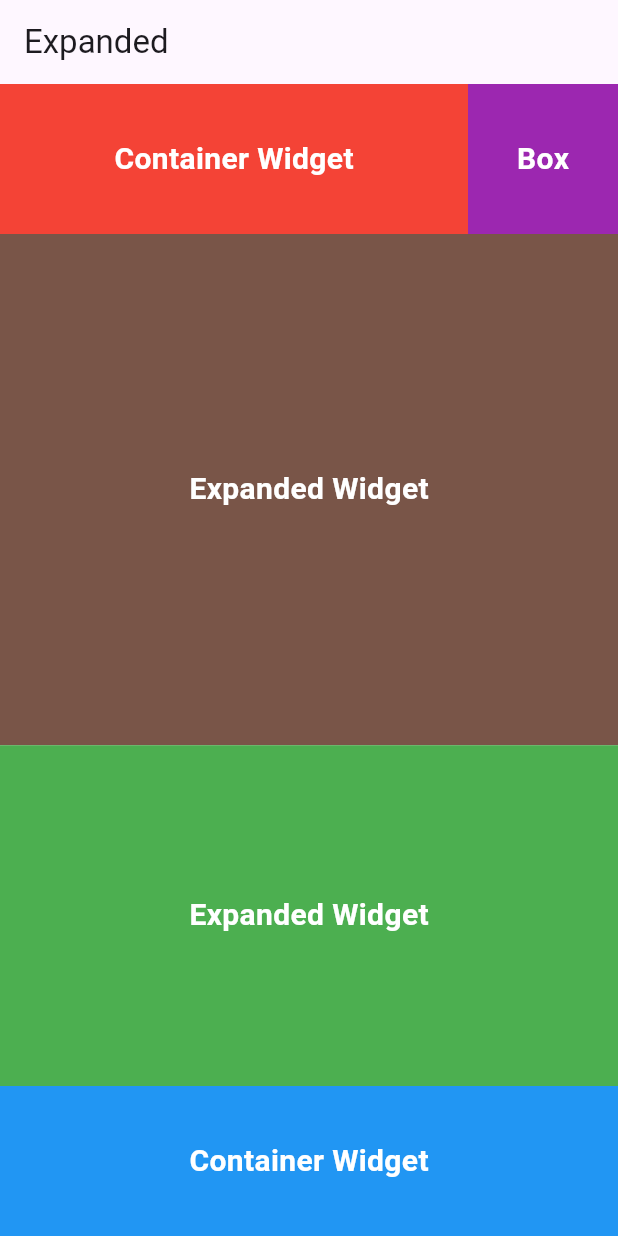
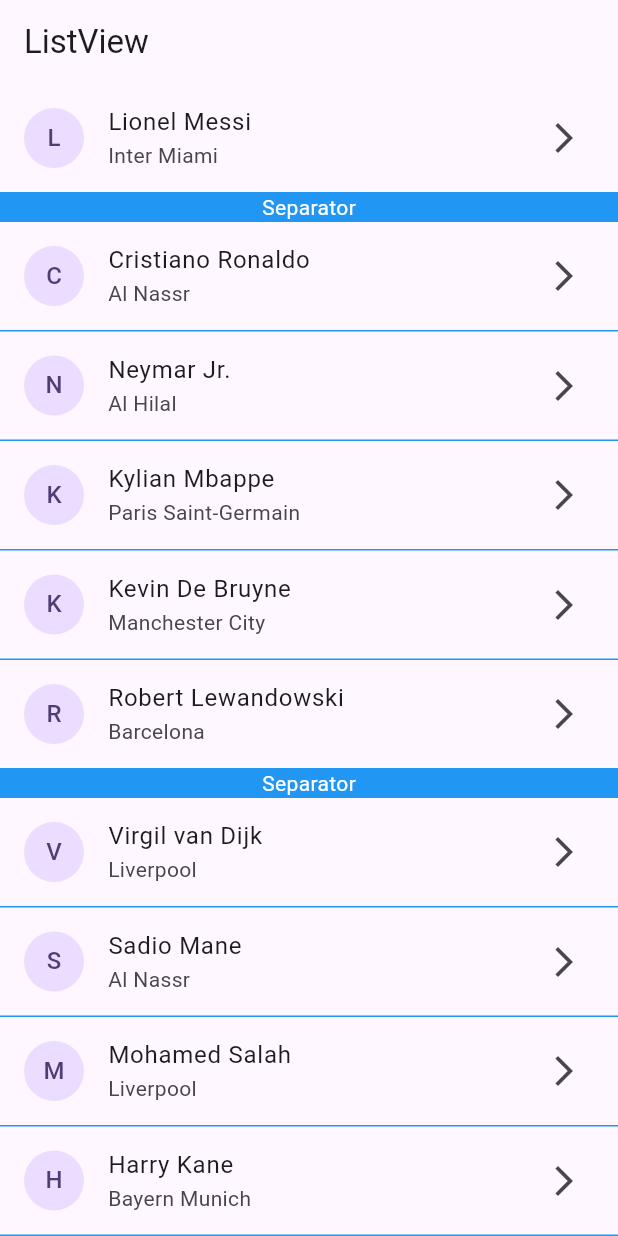
Before and after one commit to nixuiui/flutter_batch_9, a Flutter app: the screen it shows after launch, on a phone screen of 412 x 824 dp. Run offline on Flutter 3.47's test engine with Material 3 defaults, Android fonts, the phone set to English and light mode, and no system bars.

Commit message:
list view

```diff
--- a/lib/main.dart
+++ b/lib/main.dart
@@ -1,5 +1,5 @@
 import 'package:flutter/material.dart';
-import 'package:flutter_batch_9/pages/day_4/expanded_page.dart';
+import 'package:flutter_batch_9/pages/day_4/listview_sparated_page.dart';
 
 void main() {
   runApp(const MyApp());
@@ -15,7 +15,7 @@
       theme: ThemeData(
         colorScheme: ColorScheme.fromSeed(seedColor: Colors.deepPurple),
       ),
-      home: ExpandedPage(),
+      home: ListViewSeparatedPage(),
     );
   }
 }
--- /dev/null
+++ b/lib/pages/day_4/listview_builder_page.dart
@@ -0,0 +1,97 @@
+import 'package:flutter/material.dart';
+
+class ListViewBuilderPage extends StatefulWidget {
+  const ListViewBuilderPage({super.key});
+
+  @override
+  State<ListViewBuilderPage> createState() => _ListViewBuilderPageState();
+}
+
+class _ListViewBuilderPageState extends State<ListViewBuilderPage> {
+
+  final footballPlayers = [
+    {'name': 'Lionel Messi', 'club': 'Inter Miami'},
+    {'name': 'Cristiano Ronaldo', 'club': 'Al Nassr'},
+    {'name': 'Neymar Jr.', 'club': 'Al Hilal'},
+    {'name': 'Kylian Mbappe', 'club': 'Paris Saint-Germain'},
+    {'name': 'Kevin De Bruyne', 'club': 'Manchester City'},
+    {'name': 'Robert Lewandowski', 'club': 'Barcelona'},
+    {'name': 'Virgil van Dijk', 'club': 'Liverpool'},
+    {'name': 'Sadio Mane', 'club': 'Al Nassr'},
+    {'name': 'Mohamed Salah', 'club': 'Liverpool'},
+    {'name': 'Harry Kane', 'club': 'Bayern Munich'},
+    {'name': 'Eden Hazard', 'club': 'Retired'},
+    {'name': 'Luka Modric', 'club': 'Real Madrid'},
+    {'name': 'Sergio Ramos', 'club': 'Sevilla'},
+    {'name': 'Toni Kroos', 'club': 'Real Madrid'},
+    {'name': 'Paul Pogba', 'club': 'Juventus'},
+    {'name': 'Raheem Sterling', 'club': 'Chelsea'},
+    {'name': 'Erling Haaland', 'club': 'Manchester City'},
+    {'name': 'Jadon Sancho', 'club': 'Manchester United'},
+    {'name': 'Bruno Fernandes', 'club': 'Manchester United'},
+    {'name': 'Son Heung-min', 'club': 'Tottenham Hotspur'},
+    {'name': 'Lionel Messi', 'club': 'Inter Miami'},
+    {'name': 'Cristiano Ronaldo', 'club': 'Al Nassr'},
+    {'name': 'Neymar Jr.', 'club': 'Al Hilal'},
+    {'name': 'Kylian Mbappe', 'club': 'Paris Saint-Germain'},
+    {'name': 'Kevin De Bruyne', 'club': 'Manchester City'},
+    {'name': 'Robert Lewandowski', 'club': 'Barcelona'},
+    {'name': 'Virgil van Dijk', 'club': 'Liverpool'},
+    {'name': 'Sadio Mane', 'club': 'Al Nassr'},
+    {'name': 'Mohamed Salah', 'club': 'Liverpool'},
+    {'name': 'Harry Kane', 'club': 'Bayern Munich'},
+    {'name': 'Eden Hazard', 'club': 'Retired'},
+    {'name': 'Luka Modric', 'club': 'Real Madrid'},
+    {'name': 'Sergio Ramos', 'club': 'Sevilla'},
+    {'name': 'Toni Kroos', 'club': 'Real Madrid'},
+    {'name': 'Paul Pogba', 'club': 'Juventus'},
+    {'name': 'Raheem Sterling', 'club': 'Chelsea'},
+    {'name': 'Erling Haaland', 'club': 'Manchester City'},
+    {'name': 'Jadon Sancho', 'club': 'Manchester United'},
+    {'name': 'Bruno Fernandes', 'club': 'Manchester United'},
+    {'name': 'Son Heung-min', 'club': 'Tottenham Hotspur'},
+    {'name': 'Lionel Messi', 'club': 'Inter Miami'},
+    {'name': 'Cristiano Ronaldo', 'club': 'Al Nassr'},
+    {'name': 'Neymar Jr.', 'club': 'Al Hilal'},
+    {'name': 'Kylian Mbappe', 'club': 'Paris Saint-Germain'},
+    {'name': 'Kevin De Bruyne', 'club': 'Manchester City'},
+    {'name': 'Robert Lewandowski', 'club': 'Barcelona'},
+    {'name': 'Virgil van Dijk', 'club': 'Liverpool'},
+    {'name': 'Sadio Mane', 'club': 'Al Nassr'},
+    {'name': 'Mohamed Salah', 'club': 'Liverpool'},
+    {'name': 'Harry Kane', 'club': 'Bayern Munich'},
+    {'name': 'Eden Hazard', 'club': 'Retired'},
+    {'name': 'Luka Modric', 'club': 'Real Madrid'},
+    {'name': 'Sergio Ramos', 'club': 'Sevilla'},
+    {'name': 'Toni Kroos', 'club': 'Real Madrid'},
+    {'name': 'Paul Pogba', 'club': 'Juventus'},
+    {'name': 'Raheem Sterling', 'club': 'Chelsea'},
+    {'name': 'Erling Haaland', 'club': 'Manchester City'},
+    {'name': 'Jadon Sancho', 'club': 'Manchester United'},
+    {'name': 'Bruno Fernandes', 'club': 'Manchester United'},
+    {'name': 'Son Heung-min', 'club': 'Tottenham Hotspur'},
+  ];
+
+  @override
+  Widget build(BuildContext context) {
+    return Scaffold(
+      appBar: AppBar(
+        title: const Text('ListView'),
+      ),
+      body: ListView.builder(
+        itemCount: footballPlayers.length,
+        itemBuilder: (context, index) {
+          final e = footballPlayers[index];
+          return ListTile(
+            leading: CircleAvatar(
+              child: Text(e['name']![0]),
+            ),
+            title: Text(e['name']!),
+            subtitle: Text(e['club']!),
+            trailing: const Icon(Icons.arrow_forward_ios),
+          );
+        }
+      )
+    );
+  }
+}
--- /dev/null
+++ b/lib/pages/day_4/listview_page.dart
@@ -0,0 +1,102 @@
+import 'package:flutter/material.dart';
+
+class ListViewPage extends StatefulWidget {
+  const ListViewPage({super.key});
+
+  @override
+  State<ListViewPage> createState() => _ListViewPageState();
+}
+
+class _ListViewPageState extends State<ListViewPage> {
+
+  final footballPlayers = [
+    {'name': 'Lionel Messi', 'club': 'Inter Miami'},
+    {'name': 'Cristiano Ronaldo', 'club': 'Al Nassr'},
+    {'name': 'Neymar Jr.', 'club': 'Al Hilal'},
+    {'name': 'Kylian Mbappe', 'club': 'Paris Saint-Germain'},
+    {'name': 'Kevin De Bruyne', 'club': 'Manchester City'},
+    {'name': 'Robert Lewandowski', 'club': 'Barcelona'},
+    {'name': 'Virgil van Dijk', 'club': 'Liverpool'},
+    {'name': 'Sadio Mane', 'club': 'Al Nassr'},
+    {'name': 'Mohamed Salah', 'club': 'Liverpool'},
+    {'name': 'Harry Kane', 'club': 'Bayern Munich'},
+    {'name': 'Eden Hazard', 'club': 'Retired'},
+    {'name': 'Luka Modric', 'club': 'Real Madrid'},
+    {'name': 'Sergio Ramos', 'club': 'Sevilla'},
+    {'name': 'Toni Kroos', 'club': 'Real Madrid'},
+    {'name': 'Paul Pogba', 'club': 'Juventus'},
+    {'name': 'Raheem Sterling', 'club': 'Chelsea'},
+    {'name': 'Erling Haaland', 'club': 'Manchester City'},
+    {'name': 'Jadon Sancho', 'club': 'Manchester United'},
+    {'name': 'Bruno Fernandes', 'club': 'Manchester United'},
+    {'name': 'Son Heung-min', 'club': 'Tottenham Hotspur'},
+  ];
+
+  final footballClubs = [
+    'Inter Miami',
+    'Al Nassr',
+    'Al Hilal',
+    'Paris Saint-Germain',
+    'Manchester City',
+    'Barcelona',
+    'Liverpool',
+    'Bayern Munich',
+    'Retired',
+    'Real Madrid',
+    'Sevilla',
+    'Juventus',
+    'Chelsea',
+    'Manchester United',
+    'Tottenham Hotspur',
+  ];
+
+  @override
+  Widget build(BuildContext context) {
+    return Scaffold(
+      appBar: AppBar(
+        title: const Text('ListView'),
+      ),
+      body: Column(
+        children: [
+          SizedBox(
+            height: 100,
+            child: ListView(
+              scrollDirection: Axis.horizontal,
+              padding: const EdgeInsets.all(8),
+              children: footballClubs.map((club) => Container(
+                margin: const EdgeInsets.symmetric(horizontal: 8),
+                child: Center(child: Text(club)),
+              )).toList(),
+            ),
+          ),
+          Expanded(
+            child: ListView(
+              children: [
+                Padding(
+                  padding: const EdgeInsets.symmetric(horizontal: 16),
+                  child: Text(
+                    "List Of Football Players",
+                    style: Theme.of(context).textTheme.headlineSmall,
+                  ),
+                ),
+                SizedBox(height: 16),
+                ListView(
+                  shrinkWrap: true,
+                  physics: const ClampingScrollPhysics(),
+                  children: footballPlayers.map((e) => ListTile(
+                    leading: CircleAvatar(
+                      child: Text(e['name']![0]),
+                    ),
+                    title: Text(e['name']!),
+                    subtitle: Text(e['club']!),
+                    trailing: const Icon(Icons.arrow_forward_ios),
+                  )).toList(),
+                ),
+              ],
+            ),
+          ),
+        ],
+      )
+    );
+  }
+}
--- /dev/null
+++ b/lib/pages/day_4/listview_sparated_page.dart
@@ -0,0 +1,104 @@
+import 'package:flutter/material.dart';
+
+class ListViewSeparatedPage extends StatefulWidget {
+  const ListViewSeparatedPage({super.key});
+
+  @override
+  State<ListViewSeparatedPage> createState() => _ListViewSeparatedPageState();
+}
+
+class _ListViewSeparatedPageState extends State<ListViewSeparatedPage> {
+
+  final footballPlayers = [
+    {'name': 'Lionel Messi', 'club': 'Inter Miami'},
+    {'name': 'Cristiano Ronaldo', 'club': 'Al Nassr'},
+    {'name': 'Neymar Jr.', 'club': 'Al Hilal'},
+    {'name': 'Kylian Mbappe', 'club': 'Paris Saint-Germain'},
+    {'name': 'Kevin De Bruyne', 'club': 'Manchester City'},
+    {'name': 'Robert Lewandowski', 'club': 'Barcelona'},
+    {'name': 'Virgil van Dijk', 'club': 'Liverpool'},
+    {'name': 'Sadio Mane', 'club': 'Al Nassr'},
+    {'name': 'Mohamed Salah', 'club': 'Liverpool'},
+    {'name': 'Harry Kane', 'club': 'Bayern Munich'},
+    {'name': 'Eden Hazard', 'club': 'Retired'},
+    {'name': 'Luka Modric', 'club': 'Real Madrid'},
+    {'name': 'Sergio Ramos', 'club': 'Sevilla'},
+    {'name': 'Toni Kroos', 'club': 'Real Madrid'},
+    {'name': 'Paul Pogba', 'club': 'Juventus'},
+    {'name': 'Raheem Sterling', 'club': 'Chelsea'},
+    {'name': 'Erling Haaland', 'club': 'Manchester City'},
+    {'name': 'Jadon Sancho', 'club': 'Manchester United'},
+    {'name': 'Bruno Fernandes', 'club': 'Manchester United'},
+    {'name': 'Son Heung-min', 'club': 'Tottenham Hotspur'},
+    {'name': 'Lionel Messi', 'club': 'Inter Miami'},
+    {'name': 'Cristiano Ronaldo', 'club': 'Al Nassr'},
+    {'name': 'Neymar Jr.', 'club': 'Al Hilal'},
+    {'name': 'Kylian Mbappe', 'club': 'Paris Saint-Germain'},
+    {'name': 'Kevin De Bruyne', 'club': 'Manchester City'},
+    {'name': 'Robert Lewandowski', 'club': 'Barcelona'},
+    {'name': 'Virgil van Dijk', 'club': 'Liverpool'},
+    {'name': 'Sadio Mane', 'club': 'Al Nassr'},
+    {'name': 'Mohamed Salah', 'club': 'Liverpool'},
+    {'name': 'Harry Kane', 'club': 'Bayern Munich'},
+    {'name': 'Eden Hazard', 'club': 'Retired'},
+    {'name': 'Luka Modric', 'club': 'Real Madrid'},
+    {'name': 'Sergio Ramos', 'club': 'Sevilla'},
+    {'name': 'Toni Kroos', 'club': 'Real Madrid'},
+    {'name': 'Paul Pogba', 'club': 'Juventus'},
+    {'name': 'Raheem Sterling', 'club': 'Chelsea'},
+    {'name': 'Erling Haaland', 'club': 'Manchester City'},
+    {'name': 'Jadon Sancho', 'club': 'Manchester United'},
+    {'name': 'Bruno Fernandes', 'club': 'Manchester United'},
+    {'name': 'Son Heung-min', 'club': 'Tottenham Hotspur'},
+    {'name': 'Lionel Messi', 'club': 'Inter Miami'},
+    {'name': 'Cristiano Ronaldo', 'club': 'Al Nassr'},
+    {'name': 'Neymar Jr.', 'club': 'Al Hilal'},
+    {'name': 'Kylian Mbappe', 'club': 'Paris Saint-Germain'},
+    {'name': 'Kevin De Bruyne', 'club': 'Manchester City'},
+    {'name': 'Robert Lewandowski', 'club': 'Barcelona'},
+    {'name': 'Virgil van Dijk', 'club': 'Liverpool'},
+    {'name': 'Sadio Mane', 'club': 'Al Nassr'},
+    {'name': 'Mohamed Salah', 'club': 'Liverpool'},
+    {'name': 'Harry Kane', 'club': 'Bayern Munich'},
+    {'name': 'Eden Hazard', 'club': 'Retired'},
+    {'name': 'Luka Modric', 'club': 'Real Madrid'},
+    {'name': 'Sergio Ramos', 'club': 'Sevilla'},
+    {'name': 'Toni Kroos', 'club': 'Real Madrid'},
+    {'name': 'Paul Pogba', 'club': 'Juventus'},
+    {'name': 'Raheem Sterling', 'club': 'Chelsea'},
+    {'name': 'Erling Haaland', 'club': 'Manchester City'},
+    {'name': 'Jadon Sancho', 'club': 'Manchester United'},
+    {'name': 'Bruno Fernandes', 'club': 'Manchester United'},
+    {'name': 'Son Heung-min', 'club': 'Tottenham Hotspur'},
+  ];
+
+  @override
+  Widget build(BuildContext context) {
+    return Scaffold(
+      appBar: AppBar(
+        title: const Text('ListView'),
+      ),
+      body: ListView.separated(
+        itemCount: footballPlayers.length,
+        separatorBuilder: (context, index) => Container(
+          height: index%5 == 0 ? 20 : 1,
+          color: Colors.blue,
+          child: const Center(
+            child: Text('Separator', style: TextStyle(color: Colors.white),),
+          ),
+        ),
+        itemBuilder: (context, index) {
+          final e = footballPlayers[index];
+          return ListTile(
+            leading: CircleAvatar(
+              child: Text(e['name']![0]),
+            ),
+            title: Text(e['name']!),
+            subtitle: Text(e['club']!),
+            trailing: const Icon(Icons.arrow_forward_ios),
+          );
+        }
+      )
+    );
+  }
+}
```
